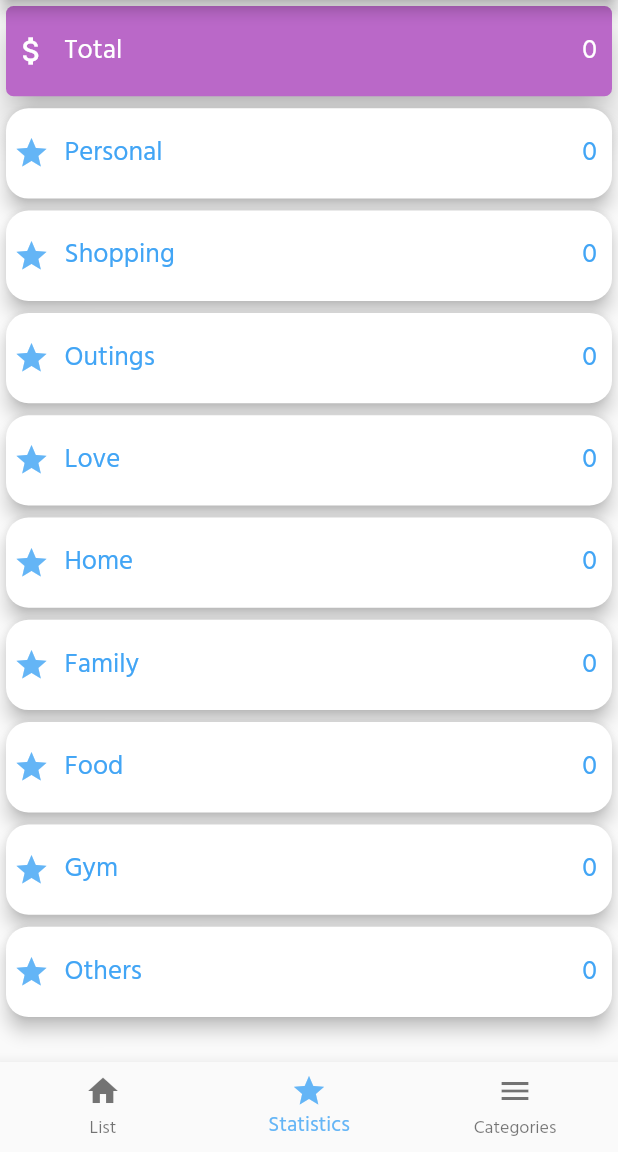
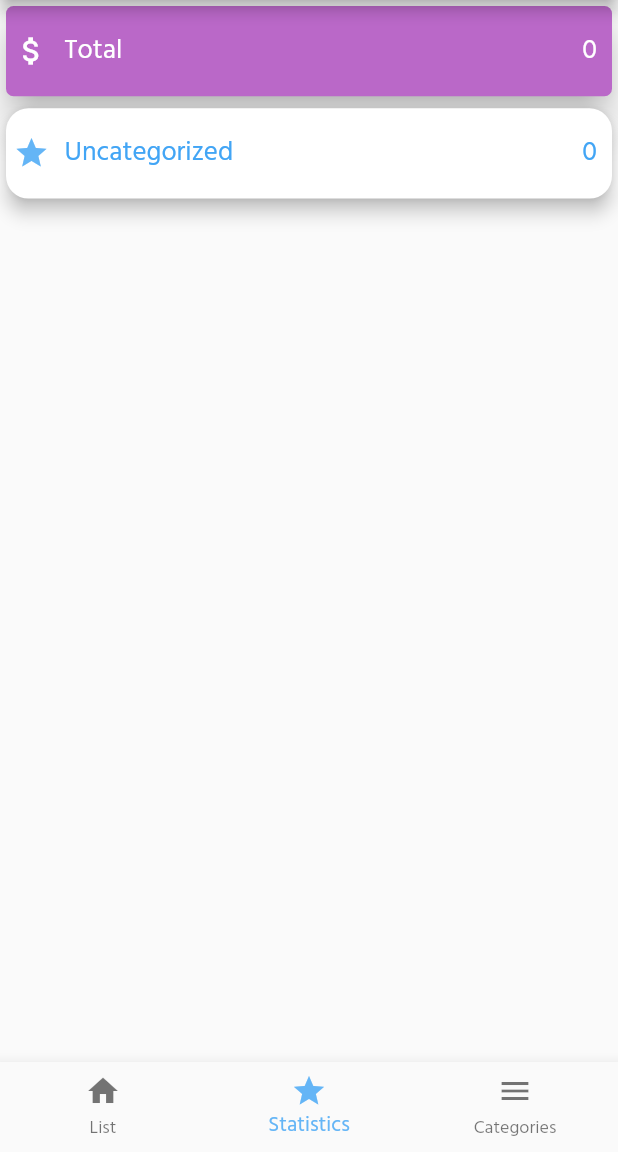
Before and after one commit to Wahba1414/Expenses, a Flutter app: the screen it shows after launch, item 2 of the bottom bar chosen, on a phone screen of 412 x 824 dp, the part 84-1236 px from its top. Run offline on Flutter 3.47's test engine with Material 2 defaults, Android fonts, the phone set to English and light mode, and no system bars; our stand-ins replace flutter_money_formatter, sqflite; accounts and stored records are empty.

Commit message:
Make expenses use the new categories structure

```diff
--- a/lib/category_list.dart
+++ b/lib/category_list.dart
@@ -24,7 +24,6 @@ class _CategoryListState extends State<CategoryList> {
 
   final titleController = TextEditingController();
   FocusNode titleFocus = FocusNode();
-
 
   _addNewCategory(BuildContext context) async {
     // print('titleController:${titleController.text}');
@@ -55,7 +54,7 @@ class _CategoryListState extends State<CategoryList> {
           return AlertDialog(
             // title: Text('Remove Category' ),
             content: Text(
-              'Are you sure about that ?',
+              'Are you sure ?',
               style: TextStyle(
                 color: Colors.red,
               ),
@@ -80,7 +79,6 @@ class _CategoryListState extends State<CategoryList> {
         });
   }
 
-
   @override
   void didChangeDependencies() {
     // Provider.of<AppCategoryProvider>(context).init();
@@ -89,10 +87,10 @@ class _CategoryListState extends State<CategoryList> {
 
   @override
   Widget build(BuildContext context) {
-    return MultiProvider(
-        providers: [
-          ChangeNotifierProvider(builder: (_) => AppCategoryProvider()),
-        ],
+    return Container(
+        // providers: [
+        //   ChangeNotifierProvider(builder: (_) => AppCategoryProvider()),
+        // ],
         child: Consumer<AppCategoryProvider>(
             builder: (context, appCategoryProvider, child) {
       var allCategories = appCategoryProvider.appCategories;
--- a/lib/main.dart
+++ b/lib/main.dart
@@ -4,6 +4,10 @@ import './home.dart';
 import './new_expenses_form.dart';
 import './drawer.dart';
 import './category_list.dart';
+
+import 'package:provider/provider.dart';
+
+import './providers/catgeory_provider.dart';
 
 // db.
 import './utilis/db.dart';
@@ -14,7 +18,11 @@ void main() => runApp(Top());
 class Top extends StatelessWidget {
   @override
   Widget build(BuildContext context) {
-    return MaterialApp(
+    return MultiProvider(
+      providers: [
+        ChangeNotifierProvider(builder: (_) => AppCategoryProvider()),
+      ],
+      child: MaterialApp(
         debugShowCheckedModeBanner: false,
         theme: ThemeData(
           // fontFamily: 'Monotserrat',
@@ -46,7 +54,12 @@ class Top extends StatelessWidget {
           // backgroundColor: Colors.pink[300],
           // dialogBackgroundColor: Colors.blue[400]
         ),
-      home: MyApp(),
+        home: Consumer<AppCategoryProvider>(
+            builder: (context, appCategoryProvider, child) {
+          var allCategories = appCategoryProvider.appCategories;
+          List<String> categoriesNames = allCategories.map((item)=> item.title).toList();
+          return MyApp(categoriesNames);
+        }),
         // routes.
         routes: {
           // When navigating to the "/" route, build the FirstScreen widget.
@@ -54,22 +67,15 @@ class Top extends StatelessWidget {
           // Category list.
           CategoryList.routeUrl: (context) => CategoryList(),
         },
+      ),
     );
   }
 }
 
 class MyApp extends StatefulWidget {
-  final _categories = [
-    'Personal',
-    'Shopping',
-    'Outings',
-    'Love',
-    'Home',
-    'Family',
-    'Food',
-    'Gym',
-    'Others'
-  ];
+  final _categories;
+
+  MyApp(this._categories);
 
   @override
   _MyAppState createState() => _MyAppState();
--- a/lib/statistics.dart
+++ b/lib/statistics.dart
@@ -1,6 +1,8 @@
 import 'package:flutter/material.dart';
 
 import 'package:flutter_money_formatter/flutter_money_formatter.dart';
+
+import './empty_list.dart';
 
 import './models/expenses.dart';
 
@@ -18,12 +20,21 @@ class _StatisticsState extends State<Statistics> {
   Map<String, double> statistics = {};
   double totalExpenses = 0;
 
+  List<String> updatedCategories;
+
   prepareStatistics() {
     totalExpenses = 0;
+
+    // Init updatedCategories.
+    updatedCategories = [...widget.categories,'Uncategorized'];
+
     // Initialize the statistics list with available categries.
-    widget.categories.forEach((category) {
+    updatedCategories.forEach((category) {
       statistics[category] = 0;
     });
+
+    // Set the 'No Category' field.
+    // statistics['Uncategorized'] = 0;
 
     // Iterating on all transactions and sum for different categories.
     widget.transactions.forEach((transaction) {
@@ -96,10 +107,10 @@ class _StatisticsState extends State<Statistics> {
             ),
 
             // List of details for different categories.
-            Container(
+            ( (updatedCategories.length == 0) ? EmptyList('No categories added yet !') : Container(
               height: constraints.maxHeight * .9,
               child: ListView.builder(
-                  itemCount: widget.categories.length,
+                  itemCount: updatedCategories.length,
                   itemBuilder: (context, index) {
                     return Container(
                       height: constraints.maxHeight * .1,
@@ -116,7 +127,7 @@ class _StatisticsState extends State<Statistics> {
                               SizedBox(
                                 width: 10,
                               ),
-                              Text(widget.categories[index]),
+                              Text(updatedCategories[index]),
                               Spacer(
                                 flex: 2,
                               ),
@@ -127,7 +138,7 @@ class _StatisticsState extends State<Statistics> {
                                 child: FittedBox(
                                     child: Text(
                                   formatMoney(
-                                      statistics[widget.categories[index]]),
+                                      statistics[updatedCategories[index]]),
                                 )),
                               )
                             ],
@@ -141,7 +152,7 @@ class _StatisticsState extends State<Statistics> {
                       ),
                     );
                   }),
-            ),
+            )),
           ],
         ),
       );
--- a/lib/utilis/db.dart
+++ b/lib/utilis/db.dart
@@ -130,6 +130,6 @@ class DBProvider {
     await db.delete("Categories", where: "id = ?", whereArgs: [category.id]);
 
     // Update all Expenses to unCategroized items.
-    await updateExpenses(category.title, 'No Category');
+    await updateExpenses(category.title, 'Uncategorized');
   }
 }
```
Also changed, not shown: 1 other file. Lines whose indentation alone changed are shown as unchanged.
